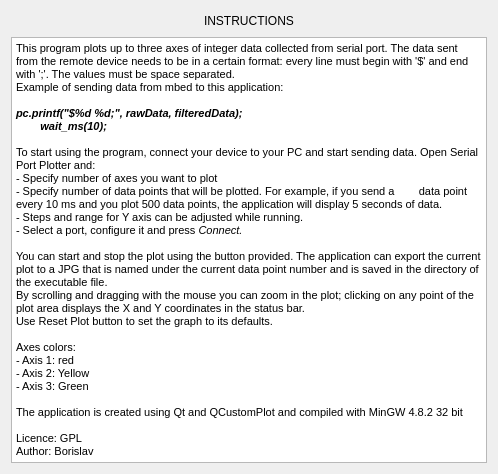
cuquito123/serial_port_plotter-NOV25, file helpwindow.ui: the form before one commit.
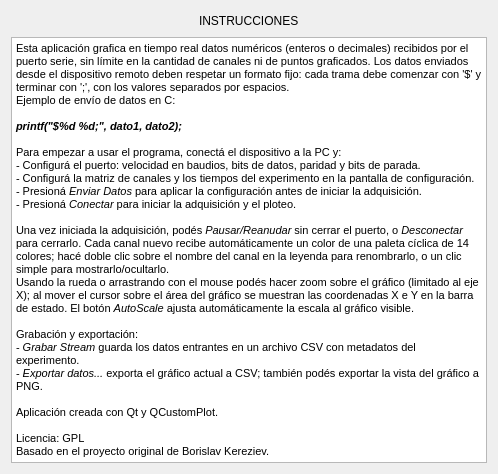
The form after the commit.

Diff of the .ui file:
```diff
--- a/helpwindow.ui
+++ b/helpwindow.ui
@@ -32,7 +32,7 @@
      <item>
       <widget class="QLabel" name="label">
        <property name="text">
-        <string>INSTRUCTIONS</string>
+        <string>INSTRUCCIONES</string>
        </property>
       </widget>
      </item>
@@ -58,31 +58,28 @@
 &lt;html&gt;&lt;head&gt;&lt;meta name=&quot;qrichtext&quot; content=&quot;1&quot; /&gt;&lt;style type=&quot;text/css&quot;&gt;
 p, li { white-space: pre-wrap; }
 &lt;/style&gt;&lt;/head&gt;&lt;body style=&quot; font-family:'MS Shell Dlg 2'; font-size:8.25pt; font-weight:400; font-style:normal;&quot;&gt;
-&lt;p style=&quot; margin-top:0px; margin-bottom:0px; margin-left:0px; margin-right:0px; -qt-block-indent:0; text-indent:0px;&quot;&gt;&lt;span style=&quot; font-size:8pt;&quot;&gt;This program plots up to three axes of integer data collected from serial port. The data sent from the remote device needs to be in a certain format: every line must begin with '$' and end with ';'. The values must be space separated.&lt;/span&gt;&lt;/p&gt;
-&lt;p style=&quot; margin-top:0px; margin-bottom:0px; margin-left:0px; margin-right:0px; -qt-block-indent:0; text-indent:0px;&quot;&gt;&lt;span style=&quot; font-size:8pt;&quot;&gt;Example of sending data from mbed to this application:&lt;/span&gt;&lt;/p&gt;
+&lt;p style=&quot; margin-top:0px; margin-bottom:0px; margin-left:0px; margin-right:0px; -qt-block-indent:0; text-indent:0px;&quot;&gt;&lt;span style=&quot; font-size:8pt;&quot;&gt;Esta aplicación grafica en tiempo real datos numéricos (enteros o decimales) recibidos por el puerto serie, sin límite en la cantidad de canales ni de puntos graficados. Los datos enviados desde el dispositivo remoto deben respetar un formato fijo: cada trama debe comenzar con '$' y terminar con ';', con los valores separados por espacios.&lt;/span&gt;&lt;/p&gt;
+&lt;p style=&quot; margin-top:0px; margin-bottom:0px; margin-left:0px; margin-right:0px; -qt-block-indent:0; text-indent:0px;&quot;&gt;&lt;span style=&quot; font-size:8pt;&quot;&gt;Ejemplo de envío de datos en C:&lt;/span&gt;&lt;/p&gt;
 &lt;p style=&quot;-qt-paragraph-type:empty; margin-top:0px; margin-bottom:0px; margin-left:0px; margin-right:0px; -qt-block-indent:0; text-indent:0px; font-size:8pt;&quot;&gt;&lt;br /&gt;&lt;/p&gt;
-&lt;p style=&quot; margin-top:0px; margin-bottom:0px; margin-left:0px; margin-right:0px; -qt-block-indent:0; text-indent:0px;&quot;&gt;&lt;span style=&quot; font-size:8pt; font-weight:600; font-style:italic;&quot;&gt;pc.printf(&amp;quot;$%d %d;&amp;quot;, rawData, filteredData);&lt;/span&gt;&lt;/p&gt;
-&lt;p style=&quot; margin-top:0px; margin-bottom:0px; margin-left:0px; margin-right:0px; -qt-block-indent:0; text-indent:0px;&quot;&gt;&lt;span style=&quot; font-size:8pt; font-weight:600; font-style:italic;&quot;&gt;        wait_ms(10);&lt;/span&gt;&lt;/p&gt;
+&lt;p style=&quot; margin-top:0px; margin-bottom:0px; margin-left:0px; margin-right:0px; -qt-block-indent:0; text-indent:0px;&quot;&gt;&lt;span style=&quot; font-size:8pt; font-weight:600; font-style:italic;&quot;&gt;printf(&amp;quot;$%d %d;&amp;quot;, dato1, dato2);&lt;/span&gt;&lt;/p&gt;
 &lt;p style=&quot;-qt-paragraph-type:empty; margin-top:0px; margin-bottom:0px; margin-left:0px; margin-right:0px; -qt-block-indent:0; text-indent:0px; font-size:8pt;&quot;&gt;&lt;br /&gt;&lt;/p&gt;
-&lt;p style=&quot; margin-top:0px; margin-bottom:0px; margin-left:0px; margin-right:0px; -qt-block-indent:0; text-indent:0px;&quot;&gt;&lt;span style=&quot; font-size:8pt;&quot;&gt;To start using the program, connect your device to your PC and start sending data. Open Serial Port Plotter and:&lt;/span&gt;&lt;/p&gt;
-&lt;p style=&quot; margin-top:0px; margin-bottom:0px; margin-left:0px; margin-right:0px; -qt-block-indent:0; text-indent:0px;&quot;&gt;&lt;span style=&quot; font-size:8pt;&quot;&gt;- Specify number of axes you want to plot&lt;/span&gt;&lt;/p&gt;
-&lt;p style=&quot; margin-top:0px; margin-bottom:0px; margin-left:0px; margin-right:0px; -qt-block-indent:0; text-indent:0px;&quot;&gt;&lt;span style=&quot; font-size:8pt;&quot;&gt;- Specify number of data points that will be plotted. For example, if you send a        data point every 10 ms and you plot 500 data points, the application will display 5 seconds of data. &lt;/span&gt;&lt;/p&gt;
-&lt;p style=&quot; margin-top:0px; margin-bottom:0px; margin-left:0px; margin-right:0px; -qt-block-indent:0; text-indent:0px;&quot;&gt;&lt;span style=&quot; font-size:8pt;&quot;&gt;- Steps and range for Y axis can be adjusted while running.&lt;/span&gt;&lt;/p&gt;
-&lt;p style=&quot; margin-top:0px; margin-bottom:0px; margin-left:0px; margin-right:0px; -qt-block-indent:0; text-indent:0px;&quot;&gt;&lt;span style=&quot; font-size:8pt;&quot;&gt;- Select a port, configure it and press&lt;/span&gt;&lt;span style=&quot; font-size:8pt; font-style:italic;&quot;&gt; Connect.&lt;/span&gt;&lt;/p&gt;
-&lt;p style=&quot;-qt-paragraph-type:empty; margin-top:0px; margin-bottom:0px; margin-left:0px; margin-right:0px; -qt-block-indent:0; text-indent:0px; font-size:8pt; font-style:italic;&quot;&gt;&lt;br /&gt;&lt;/p&gt;
-&lt;p style=&quot; margin-top:0px; margin-bottom:0px; margin-left:0px; margin-right:0px; -qt-block-indent:0; text-indent:0px;&quot;&gt;&lt;span style=&quot; font-size:8pt;&quot;&gt;You can start and stop the plot using the button provided. The application can export the current plot to a JPG that is named under the current data point number and is saved in the directory of the executable file. &lt;/span&gt;&lt;/p&gt;
-&lt;p style=&quot; margin-top:0px; margin-bottom:0px; margin-left:0px; margin-right:0px; -qt-block-indent:0; text-indent:0px;&quot;&gt;&lt;span style=&quot; font-size:8pt;&quot;&gt;By scrolling and dragging with the mouse you can zoom in the plot; clicking on any point of the plot area displays the X and Y coordinates in the status bar. &lt;/span&gt;&lt;/p&gt;
-&lt;p style=&quot; margin-top:0px; margin-bottom:0px; margin-left:0px; margin-right:0px; -qt-block-indent:0; text-indent:0px;&quot;&gt;&lt;span style=&quot; font-size:8pt;&quot;&gt;Use Reset Plot button to set the graph to its defaults. &lt;/span&gt;&lt;/p&gt;
+&lt;p style=&quot; margin-top:0px; margin-bottom:0px; margin-left:0px; margin-right:0px; -qt-block-indent:0; text-indent:0px;&quot;&gt;&lt;span style=&quot; font-size:8pt;&quot;&gt;Para empezar a usar el programa, conectá el dispositivo a la PC y:&lt;/span&gt;&lt;/p&gt;
+&lt;p style=&quot; margin-top:0px; margin-bottom:0px; margin-left:0px; margin-right:0px; -qt-block-indent:0; text-indent:0px;&quot;&gt;&lt;span style=&quot; font-size:8pt;&quot;&gt;- Configurá el puerto: velocidad en baudios, bits de datos, paridad y bits de parada.&lt;/span&gt;&lt;/p&gt;
+&lt;p style=&quot; margin-top:0px; margin-bottom:0px; margin-left:0px; margin-right:0px; -qt-block-indent:0; text-indent:0px;&quot;&gt;&lt;span style=&quot; font-size:8pt;&quot;&gt;- Configurá la matriz de canales y los tiempos del experimento en la pantalla de configuración.&lt;/span&gt;&lt;/p&gt;
+&lt;p style=&quot; margin-top:0px; margin-bottom:0px; margin-left:0px; margin-right:0px; -qt-block-indent:0; text-indent:0px;&quot;&gt;&lt;span style=&quot; font-size:8pt;&quot;&gt;- Presioná &lt;/span&gt;&lt;span style=&quot; font-size:8pt; font-style:italic;&quot;&gt;Enviar Datos&lt;/span&gt;&lt;span style=&quot; font-size:8pt;&quot;&gt; para aplicar la configuración antes de iniciar la adquisición.&lt;/span&gt;&lt;/p&gt;
+&lt;p style=&quot; margin-top:0px; margin-bottom:0px; margin-left:0px; margin-right:0px; -qt-block-indent:0; text-indent:0px;&quot;&gt;&lt;span style=&quot; font-size:8pt;&quot;&gt;- Presioná &lt;/span&gt;&lt;span style=&quot; font-size:8pt; font-style:italic;&quot;&gt;Conectar&lt;/span&gt;&lt;span style=&quot; font-size:8pt;&quot;&gt; para iniciar la adquisición y el ploteo.&lt;/span&gt;&lt;/p&gt;
 &lt;p style=&quot;-qt-paragraph-type:empty; margin-top:0px; margin-bottom:0px; margin-left:0px; margin-right:0px; -qt-block-indent:0; text-indent:0px; font-size:8pt;&quot;&gt;&lt;br /&gt;&lt;/p&gt;
-&lt;p style=&quot; margin-top:0px; margin-bottom:0px; margin-left:0px; margin-right:0px; -qt-block-indent:0; text-indent:0px;&quot;&gt;&lt;span style=&quot; font-size:8pt;&quot;&gt;Axes colors:&lt;/span&gt;&lt;/p&gt;
-&lt;p style=&quot; margin-top:0px; margin-bottom:0px; margin-left:0px; margin-right:0px; -qt-block-indent:0; text-indent:0px;&quot;&gt;&lt;span style=&quot; font-size:8pt;&quot;&gt;- Axis 1: red&lt;/span&gt;&lt;/p&gt;
-&lt;p style=&quot; margin-top:0px; margin-bottom:0px; margin-left:0px; margin-right:0px; -qt-block-indent:0; text-indent:0px;&quot;&gt;&lt;span style=&quot; font-size:8pt;&quot;&gt;- Axis 2: Yellow&lt;/span&gt;&lt;/p&gt;
-&lt;p style=&quot; margin-top:0px; margin-bottom:0px; margin-left:0px; margin-right:0px; -qt-block-indent:0; text-indent:0px;&quot;&gt;&lt;span style=&quot; font-size:8pt;&quot;&gt;- Axis 3: Green&lt;/span&gt;&lt;/p&gt;
+&lt;p style=&quot; margin-top:0px; margin-bottom:0px; margin-left:0px; margin-right:0px; -qt-block-indent:0; text-indent:0px;&quot;&gt;&lt;span style=&quot; font-size:8pt;&quot;&gt;Una vez iniciada la adquisición, podés &lt;/span&gt;&lt;span style=&quot; font-size:8pt; font-style:italic;&quot;&gt;Pausar/Reanudar&lt;/span&gt;&lt;span style=&quot; font-size:8pt;&quot;&gt; sin cerrar el puerto, o &lt;/span&gt;&lt;span style=&quot; font-size:8pt; font-style:italic;&quot;&gt;Desconectar&lt;/span&gt;&lt;span style=&quot; font-size:8pt;&quot;&gt; para cerrarlo. Cada canal nuevo recibe automáticamente un color de una paleta cíclica de 14 colores; hacé doble clic sobre el nombre del canal en la leyenda para renombrarlo, o un clic simple para mostrarlo/ocultarlo.&lt;/span&gt;&lt;/p&gt;
+&lt;p style=&quot; margin-top:0px; margin-bottom:0px; margin-left:0px; margin-right:0px; -qt-block-indent:0; text-indent:0px;&quot;&gt;&lt;span style=&quot; font-size:8pt;&quot;&gt;Usando la rueda o arrastrando con el mouse podés hacer zoom sobre el gráfico (limitado al eje X); al mover el cursor sobre el área del gráfico se muestran las coordenadas X e Y en la barra de estado. El botón &lt;/span&gt;&lt;span style=&quot; font-size:8pt; font-style:italic;&quot;&gt;AutoScale&lt;/span&gt;&lt;span style=&quot; font-size:8pt;&quot;&gt; ajusta automáticamente la escala al gráfico visible.&lt;/span&gt;&lt;/p&gt;
 &lt;p style=&quot;-qt-paragraph-type:empty; margin-top:0px; margin-bottom:0px; margin-left:0px; margin-right:0px; -qt-block-indent:0; text-indent:0px; font-size:8pt;&quot;&gt;&lt;br /&gt;&lt;/p&gt;
-&lt;p style=&quot; margin-top:0px; margin-bottom:0px; margin-left:0px; margin-right:0px; -qt-block-indent:0; text-indent:0px;&quot;&gt;&lt;span style=&quot; font-size:8pt;&quot;&gt;The application is created using Qt and QCustomPlot and compiled with MinGW 4.8.2 32 bit&lt;/span&gt;&lt;/p&gt;
+&lt;p style=&quot; margin-top:0px; margin-bottom:0px; margin-left:0px; margin-right:0px; -qt-block-indent:0; text-indent:0px;&quot;&gt;&lt;span style=&quot; font-size:8pt;&quot;&gt;Grabación y exportación:&lt;/span&gt;&lt;/p&gt;
+&lt;p style=&quot; margin-top:0px; margin-bottom:0px; margin-left:0px; margin-right:0px; -qt-block-indent:0; text-indent:0px;&quot;&gt;&lt;span style=&quot; font-size:8pt;&quot;&gt;- &lt;/span&gt;&lt;span style=&quot; font-size:8pt; font-style:italic;&quot;&gt;Grabar Stream&lt;/span&gt;&lt;span style=&quot; font-size:8pt;&quot;&gt; guarda los datos entrantes en un archivo CSV con metadatos del experimento.&lt;/span&gt;&lt;/p&gt;
+&lt;p style=&quot; margin-top:0px; margin-bottom:0px; margin-left:0px; margin-right:0px; -qt-block-indent:0; text-indent:0px;&quot;&gt;&lt;span style=&quot; font-size:8pt;&quot;&gt;- &lt;/span&gt;&lt;span style=&quot; font-size:8pt; font-style:italic;&quot;&gt;Exportar datos...&lt;/span&gt;&lt;span style=&quot; font-size:8pt;&quot;&gt; exporta el gráfico actual a CSV; también podés exportar la vista del gráfico a PNG.&lt;/span&gt;&lt;/p&gt;
 &lt;p style=&quot;-qt-paragraph-type:empty; margin-top:0px; margin-bottom:0px; margin-left:0px; margin-right:0px; -qt-block-indent:0; text-indent:0px; font-size:8pt;&quot;&gt;&lt;br /&gt;&lt;/p&gt;
-&lt;p style=&quot; margin-top:0px; margin-bottom:0px; margin-left:0px; margin-right:0px; -qt-block-indent:0; text-indent:0px;&quot;&gt;&lt;span style=&quot; font-size:8pt;&quot;&gt;Licence: GPL&lt;/span&gt;&lt;/p&gt;
-&lt;p style=&quot; margin-top:0px; margin-bottom:0px; margin-left:0px; margin-right:0px; -qt-block-indent:0; text-indent:0px;&quot;&gt;&lt;span style=&quot; font-size:8pt;&quot;&gt;Author: Borislav&lt;/span&gt;&lt;/p&gt;&lt;/body&gt;&lt;/html&gt;</string>
+&lt;p style=&quot; margin-top:0px; margin-bottom:0px; margin-left:0px; margin-right:0px; -qt-block-indent:0; text-indent:0px;&quot;&gt;&lt;span style=&quot; font-size:8pt;&quot;&gt;Aplicación creada con Qt y QCustomPlot.&lt;/span&gt;&lt;/p&gt;
+&lt;p style=&quot;-qt-paragraph-type:empty; margin-top:0px; margin-bottom:0px; margin-left:0px; margin-right:0px; -qt-block-indent:0; text-indent:0px; font-size:8pt;&quot;&gt;&lt;br /&gt;&lt;/p&gt;
+&lt;p style=&quot; margin-top:0px; margin-bottom:0px; margin-left:0px; margin-right:0px; -qt-block-indent:0; text-indent:0px;&quot;&gt;&lt;span style=&quot; font-size:8pt;&quot;&gt;Licencia: GPL&lt;/span&gt;&lt;/p&gt;
+&lt;p style=&quot; margin-top:0px; margin-bottom:0px; margin-left:0px; margin-right:0px; -qt-block-indent:0; text-indent:0px;&quot;&gt;&lt;span style=&quot; font-size:8pt;&quot;&gt;Basado en el proyecto original de Borislav Kereziev.&lt;/span&gt;&lt;/p&gt;&lt;/body&gt;&lt;/html&gt;</string>
      </property>
     </widget>
    </item>
```
